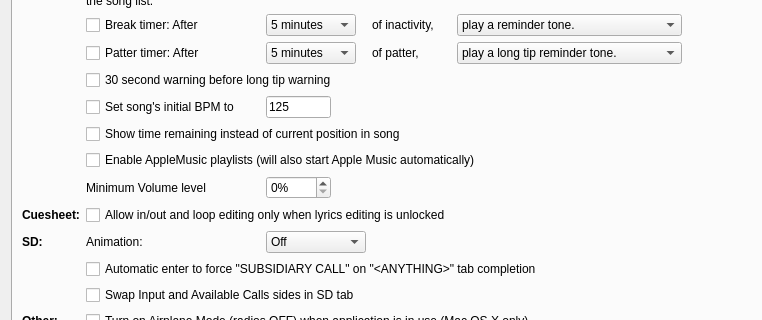
First picture: the form in SquareDesk-DEV/test123/preferencesdialog.ui, repository mpogue2/SquareDesk, before the edit; both pictures show x 0 to 762 and y 92 to 412 of the 844 by 584 pixel window.
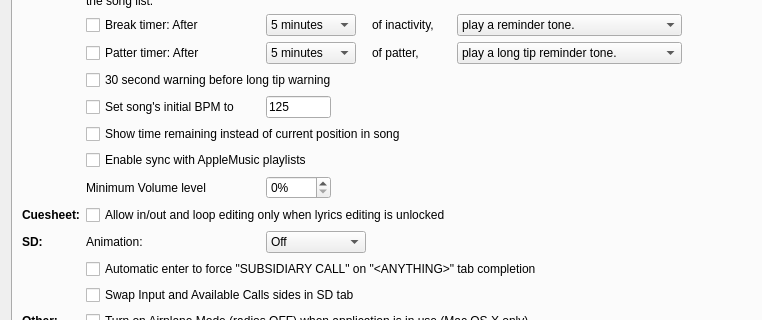
Second picture: the form after the edit. The open tabs and pages were chosen to show the change. Icons and pictures are not drawn.

Commit message:
#1605: remove debug output
The new stuff works as well as the old stuff (only faster), so now removing debug output, and I will NOT uncomment the #define in globaldefines.h to use the old version.  Full speed ahead!  Note: the "Media and Apple Music" permission must be turned on, in order to get Apple Music integration.  The user will be asked about this.

```diff
--- a/SquareDesk-DEV/test123/preferencesdialog.ui
+++ b/SquareDesk-DEV/test123/preferencesdialog.ui
@@ -1205,7 +1205,7 @@
          <item row="9" column="1" colspan="4">
           <widget class="QCheckBox" name="enableAppleMusicCheckbox">
            <property name="text">
-            <string>Enable AppleMusic playlists (will also start Apple Music automatically)</string>
+            <string>Enable sync with AppleMusic playlists</string>
            </property>
           </widget>
          </item>
```
The commit also changes 1 other file.
